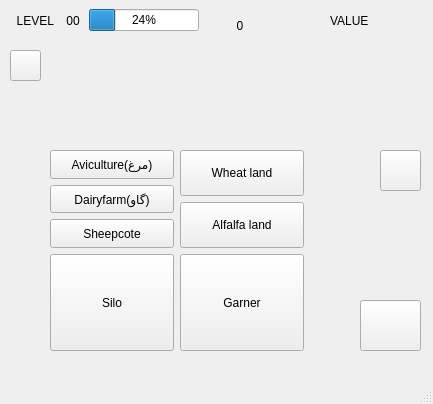
This is mainwindow.ui in slotfi909/heyDay as Qt 5 draws it before an edit. The edited form follows.
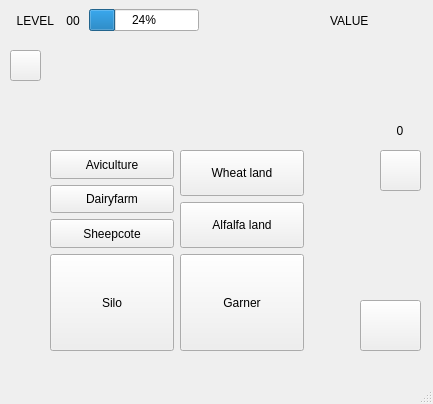
This is the edited form.

```diff
--- a/mainwindow.ui
+++ b/mainwindow.ui
@@ -157,7 +157,7 @@
           <cursorShape>PointingHandCursor</cursorShape>
          </property>
          <property name="text">
-          <string>Aviculture(مرغ)</string>
+          <string>Aviculture</string>
          </property>
         </widget>
        </item>
@@ -173,7 +173,7 @@
           <cursorShape>PointingHandCursor</cursorShape>
          </property>
          <property name="text">
-          <string>Dairyfarm(گاو)</string>
+          <string>Dairyfarm</string>
          </property>
         </widget>
        </item>
@@ -236,10 +236,10 @@
    <widget class="QLabel" name="label_5">
     <property name="geometry">
      <rect>
-      <x>230</x>
-      <y>10</y>
-      <width>41</width>
-      <height>31</height>
+      <x>390</x>
+      <y>120</y>
+      <width>21</width>
+      <height>21</height>
      </rect>
     </property>
     <property name="text">
```
Left out of the diff: 2 changed lines with no effect on the pictures.
